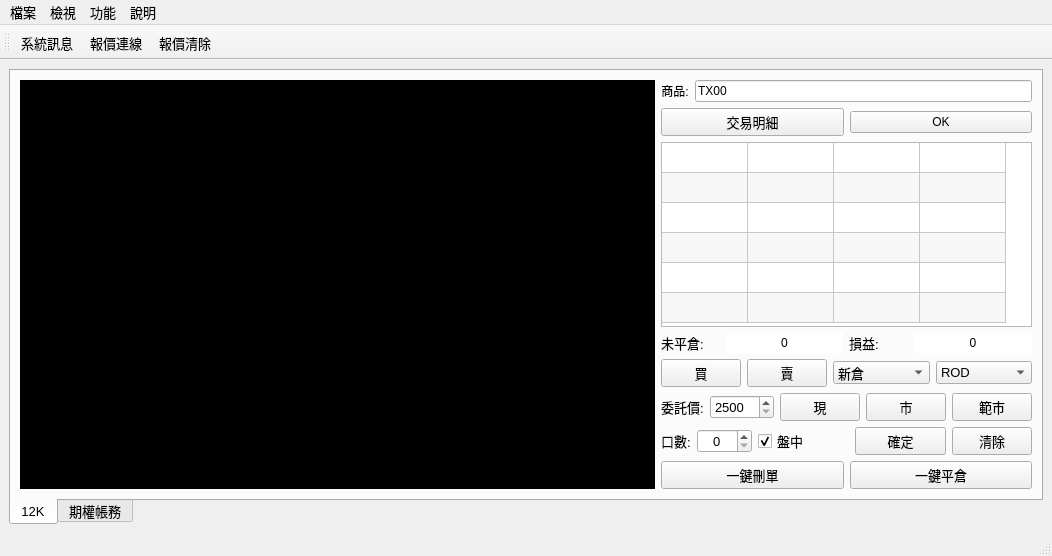
First picture: the form in APIver2/UI/MainWindow.ui, repository clamgee/python-code, before the edit.
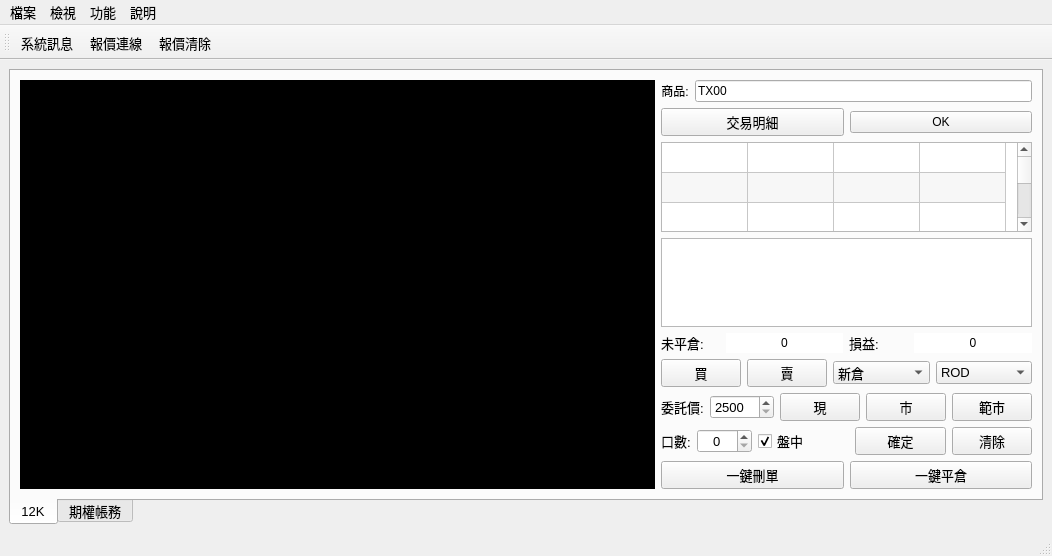
Second picture: the form after the edit. Custom widgets are drawn as their Qt base class.

```diff
--- a/APIver2/UI/MainWindow.ui
+++ b/APIver2/UI/MainWindow.ui
@@ -54,7 +54,7 @@
            </layout>
           </item>
           <item>
-           <layout class="QVBoxLayout" name="verticalLayout" stretch="1,1,13,1,1,1,1,1">
+           <layout class="QVBoxLayout" name="verticalLayout" stretch="1,1,6,6,1,1,1,1,1">
             <item>
              <layout class="QHBoxLayout" name="horizontalLayout_11" stretch="0,4">
               <item>
@@ -159,6 +159,9 @@
               <column/>
              </widget>
             </item>
+            <item>
+             <widget class="QTableWidget" name="MPTable"/>
+            </item>
             <item>
              <layout class="QHBoxLayout" name="horizontalLayout" stretch="1,2,1,2">
               <item>
```
Left out of the diff: 8 changed lines with no effect on the pictures.
